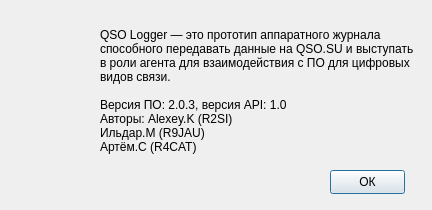
The window that about.ui (qsosu/logger) describes before a commit, drawn with Qt 5.
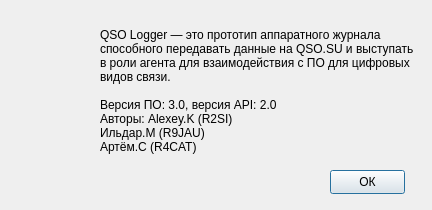
The same window after the commit. Icons and pictures are not drawn.

The edit to the form file:
```diff
--- a/about.ui
+++ b/about.ui
@@ -94,7 +94,7 @@
 в роли агента для взаимодействия с ПО для цифровых 
 видов связи.
 
-Версия ПО: 2.0.3, версия API: 1.0
+Версия ПО: 3.0, версия API: 2.0
 Авторы: Alexey.K (R2SI)
 Ильдар.М (R9JAU)
 Артём.С (R4CAT)</string>
```
